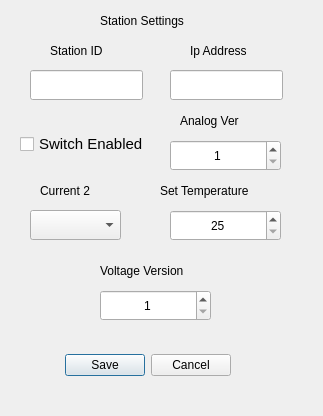
The window that BurnIn Interface/configsettingdialog.ui (Sensor-Electronic-Technology/BurnIn-UI-Software) describes before a commit, drawn with Qt 5.
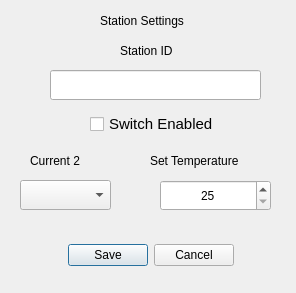
The same window after the commit.

The edit to the form file:
```diff
--- a/BurnIn Interface/configsettingdialog.ui
+++ b/BurnIn Interface/configsettingdialog.ui
@@ -6,8 +6,8 @@
    <rect>
     <x>0</x>
     <y>0</y>
-    <width>323</width>
-    <height>416</height>
+    <width>296</width>
+    <height>293</height>
    </rect>
   </property>
   <property name="windowTitle">
@@ -16,24 +16,39 @@
   <widget class="QDialogButtonBox" name="settingsButtons">
    <property name="geometry">
     <rect>
-     <x>50</x>
-     <y>330</y>
-     <width>181</width>
+     <x>30</x>
+     <y>220</y>
+     <width>241</width>
      <height>71</height>
     </rect>
    </property>
+   <property name="sizePolicy">
+    <sizepolicy hsizetype="Expanding" vsizetype="Expanding">
+     <horstretch>0</horstretch>
+     <verstretch>0</verstretch>
+    </sizepolicy>
+   </property>
+   <property name="layoutDirection">
+    <enum>Qt::LeftToRight</enum>
+   </property>
+   <property name="autoFillBackground">
+    <bool>false</bool>
+   </property>
    <property name="orientation">
     <enum>Qt::Horizontal</enum>
    </property>
    <property name="standardButtons">
     <set>QDialogButtonBox::Cancel|QDialogButtonBox::Save</set>
    </property>
+   <property name="centerButtons">
+    <bool>true</bool>
+   </property>
   </widget>
   <widget class="QCheckBox" name="switchEnabledInput">
    <property name="geometry">
     <rect>
-     <x>20</x>
-     <y>130</y>
+     <x>90</x>
+     <y>110</y>
      <width>131</width>
      <height>28</height>
     </rect>
@@ -50,8 +65,8 @@
   <widget class="QComboBox" name="currentSelect2">
    <property name="geometry">
     <rect>
-     <x>30</x>
-     <y>210</y>
+     <x>20</x>
+     <y>180</y>
      <width>91</width>
      <height>30</height>
     </rect>
@@ -60,8 +75,8 @@
   <widget class="QLabel" name="label_2">
    <property name="geometry">
     <rect>
-     <x>40</x>
-     <y>180</y>
+     <x>30</x>
+     <y>150</y>
      <width>68</width>
      <height>22</height>
     </rect>
@@ -86,9 +101,9 @@
   <widget class="QLineEdit" name="stationIdInput">
    <property name="geometry">
     <rect>
-     <x>30</x>
+     <x>50</x>
      <y>70</y>
-     <width>113</width>
+     <width>211</width>
      <height>30</height>
     </rect>
    </property>
@@ -96,7 +111,7 @@
   <widget class="QLabel" name="label_4">
    <property name="geometry">
     <rect>
-     <x>50</x>
+     <x>120</x>
      <y>40</y>
      <width>68</width>
      <height>22</height>
@@ -106,66 +121,11 @@
     <string>Station ID</string>
    </property>
   </widget>
-  <widget class="QLineEdit" name="ipAddressInput">
-   <property name="geometry">
-    <rect>
-     <x>170</x>
-     <y>70</y>
-     <width>113</width>
-     <height>30</height>
-    </rect>
-   </property>
-  </widget>
-  <widget class="QLabel" name="label_5">
-   <property name="geometry">
-    <rect>
-     <x>190</x>
-     <y>40</y>
-     <width>81</width>
-     <height>22</height>
-    </rect>
-   </property>
-   <property name="text">
-    <string>Ip Address</string>
-   </property>
-  </widget>
-  <widget class="QLabel" name="label_6">
-   <property name="geometry">
-    <rect>
-     <x>180</x>
-     <y>110</y>
-     <width>81</width>
-     <height>22</height>
-    </rect>
-   </property>
-   <property name="text">
-    <string>Analog Ver</string>
-   </property>
-  </widget>
-  <widget class="QSpinBox" name="analogVersionInput">
-   <property name="geometry">
-    <rect>
-     <x>170</x>
-     <y>140</y>
-     <width>111</width>
-     <height>31</height>
-    </rect>
-   </property>
-   <property name="alignment">
-    <set>Qt::AlignCenter</set>
-   </property>
-   <property name="minimum">
-    <number>1</number>
-   </property>
-   <property name="maximum">
-    <number>2</number>
-   </property>
-  </widget>
   <widget class="QSpinBox" name="setTemperatureInput">
    <property name="geometry">
     <rect>
-     <x>170</x>
-     <y>210</y>
+     <x>160</x>
+     <y>180</y>
      <width>111</width>
      <height>31</height>
     </rect>
@@ -183,8 +143,8 @@
   <widget class="QLabel" name="label_7">
    <property name="geometry">
     <rect>
-     <x>160</x>
-     <y>180</y>
+     <x>150</x>
+     <y>150</y>
      <width>121</width>
      <height>22</height>
     </rect>
@@ -193,38 +153,6 @@
     <string>Set Temperature</string>
    </property>
   </widget>
-  <widget class="QSpinBox" name="voltageVersionInput">
-   <property name="geometry">
-    <rect>
-     <x>100</x>
-     <y>290</y>
-     <width>111</width>
-     <height>31</height>
-    </rect>
-   </property>
-   <property name="alignment">
-    <set>Qt::AlignCenter</set>
-   </property>
-   <property name="minimum">
-    <number>1</number>
-   </property>
-   <property name="maximum">
-    <number>2</number>
-   </property>
-  </widget>
-  <widget class="QLabel" name="label_8">
-   <property name="geometry">
-    <rect>
-     <x>100</x>
-     <y>260</y>
-     <width>111</width>
-     <height>22</height>
-    </rect>
-   </property>
-   <property name="text">
-    <string>Voltage Version</string>
-   </property>
-  </widget>
  </widget>
  <resources/>
  <connections>
```
